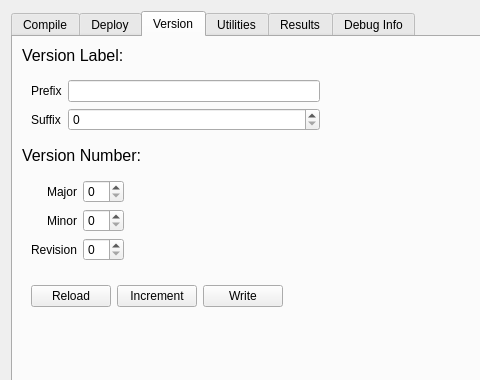
sernst/CompilerDeck, file resources/widget/DeckCompileWidget/DeckCompileWidget.ui: the form before one commit; both pictures show x 0 to 480 and y 0 to 380 of the 640 by 555 pixel window.
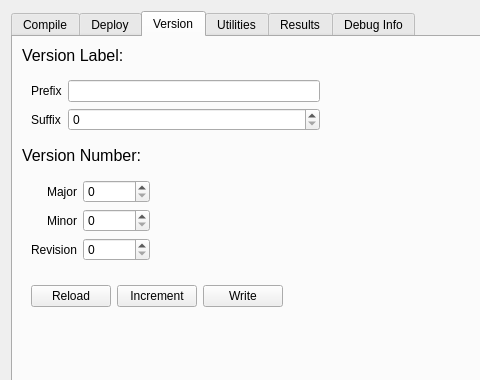
The form after the commit. The open tabs and pages were chosen to show the change.

Commit message: Fixes telemetry flag management and increases maxiimum version values in the user interface.

What changed in the file:
```diff
--- a/resources/widget/DeckCompileWidget/DeckCompileWidget.ui
+++ b/resources/widget/DeckCompileWidget/DeckCompileWidget.ui
@@ -846,7 +846,11 @@
               </widget>
              </item>
              <item row="0" column="1">
-              <widget class="QSpinBox" name="majorSpin"/>
+              <widget class="QSpinBox" name="majorSpin">
+               <property name="maximum">
+                <number>1000</number>
+               </property>
+              </widget>
              </item>
              <item row="1" column="0">
               <widget class="QLabel" name="label_11">
@@ -859,7 +863,11 @@
               </widget>
              </item>
              <item row="1" column="1">
-              <widget class="QSpinBox" name="minorSpin"/>
+              <widget class="QSpinBox" name="minorSpin">
+               <property name="maximum">
+                <number>10000</number>
+               </property>
+              </widget>
              </item>
              <item row="2" column="0">
               <widget class="QLabel" name="label_12">
@@ -869,7 +877,11 @@
               </widget>
              </item>
              <item row="2" column="1">
-              <widget class="QSpinBox" name="revisionSpin"/>
+              <widget class="QSpinBox" name="revisionSpin">
+               <property name="maximum">
+                <number>100000</number>
+               </property>
+              </widget>
              </item>
             </layout>
            </widget>
```
Left out of the diff: 2 changed lines with no effect on the pictures. The commit also changes 6 other files.
